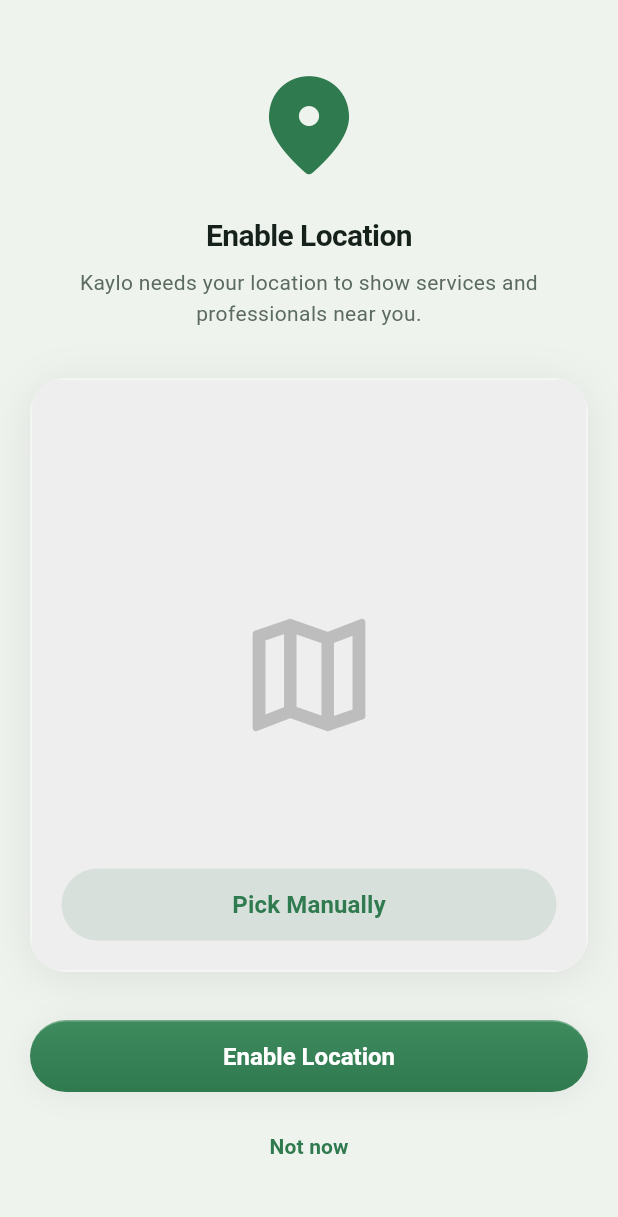
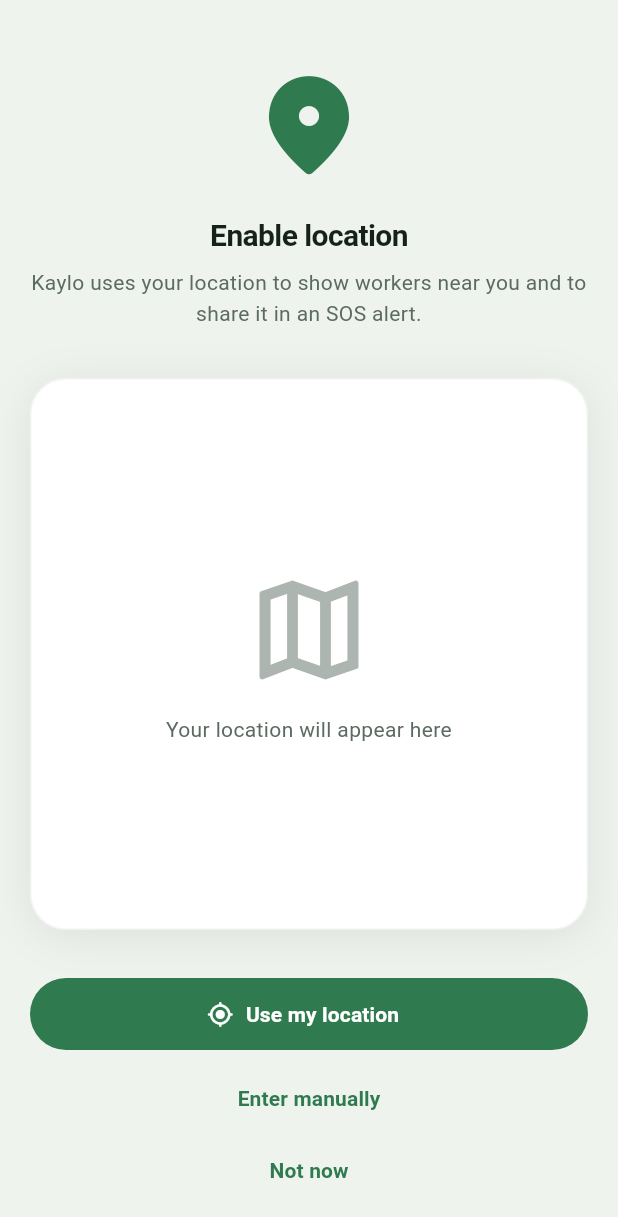
Before and after one commit to KayloLabs/kaylo-app, a Flutter app: the LocationSetupScreen screen opened by its route, on a phone screen of 412 x 824 dp. Shown: the top 1217 px of the screen. Run offline on Flutter 3.47's test engine with Material 3 defaults, Android fonts, the phone set to English and light mode, and no system bars; our stand-ins replace auto_size_text, device_preview, flutter_riverpod, flutter_svg, geolocator, go_router and 5 more; accounts and stored records are empty; generated files the repository leaves out were written again; Roboto replaces fonts that are missing (SF Pro Display).

Commit message:
feat(location): real GPS with reverse geocoding
LocationService reads the device position through geolocator and
resolves it to a readable address through Nominatim, with typed
failures for off, denied, blocked and timed out. Location Setup uses
it (with a typed-town fallback), the dashboard location pill opens the
same picker, and the schedule screen offers a use-my-location chip
next to saved addresses. The active location persists locally and
feeds the header and SOS alerts.

```diff
--- /dev/null
+++ b/lib/core/widgets/use_my_location_button.dart
@@ -0,0 +1,101 @@
+import 'package:flutter/material.dart';
+import 'package:flutter_riverpod/flutter_riverpod.dart';
+
+import '../../l10n/generated/app_localizations.dart';
+import '../services/feedback_service.dart';
+import '../services/location_service.dart';
+import '../theme/app_colors.dart';
+import 'kaylo_snackbar.dart';
+
+/// Human-readable reason a GPS lookup failed, keyed on LocationFailure.code.
+String locationErrorMessage(AppLocalizations l10n, String? code) =>
+    switch (code) {
+      'services-disabled' => l10n.locationServicesOff,
+      'denied' => l10n.locationDenied,
+      'denied-forever' => l10n.locationDeniedForever,
+      'timeout' => l10n.locationTimeout,
+      _ => l10n.locationUnavailable,
+    };
+
+/// "Use my location" chip: asks for permission, reads GPS, reverse
+/// geocodes, and hands the result back. Errors surface as a snackbar so
+/// callers only deal with the success path.
+class UseMyLocationButton extends ConsumerStatefulWidget {
+  final ValueChanged<ResolvedLocation> onResolved;
+
+  /// Chip (default) for inline use next to a field; false renders a
+  /// full-width primary button for setup screens.
+  final bool compact;
+
+  const UseMyLocationButton({
+    super.key,
+    required this.onResolved,
+    this.compact = true,
+  });
+
+  @override
+  ConsumerState<UseMyLocationButton> createState() =>
+      _UseMyLocationButtonState();
+}
+
+class _UseMyLocationButtonState extends ConsumerState<UseMyLocationButton> {
+  bool _busy = false;
+
+  Future<void> _locate() async {
+    final l10n = AppLocalizations.of(context)!;
+    KayloFeedback.tap();
+    setState(() => _busy = true);
+    try {
+      final resolved = await ref.read(locationServiceProvider).locate();
+      if (!mounted) return;
+      KayloFeedback.press();
+      widget.onResolved(resolved);
+    } on LocationFailure catch (failure) {
+      if (mounted) {
+        KayloSnackbar.showError(context, locationErrorMessage(l10n, failure.code));
+      }
+    } catch (_) {
+      if (mounted) KayloSnackbar.showError(context, l10n.locationUnavailable);
+    } finally {
+      if (mounted) setState(() => _busy = false);
+    }
+  }
+
+  @override
+  Widget build(BuildContext context) {
+    final l10n = AppLocalizations.of(context)!;
+    final spinner = SizedBox(
+      width: 18,
+      height: 18,
+      child: CircularProgressIndicator(
+        strokeWidth: 2,
+        color: widget.compact ? AppColors.brandPrimary : Colors.white,
+      ),
+    );
+
+    if (widget.compact) {
+      return ActionChip(
+        avatar: _busy
+            ? spinner
+            : const Icon(Icons.my_location_rounded,
+                size: 18, color: AppColors.brandPrimary),
+        label: Text(_busy ? l10n.locating : l10n.useMyLocation),
+        onPressed: _busy ? null : _locate,
+      );
+    }
+
+    return SizedBox(
+      height: 48,
+      child: FilledButton.icon(
+        style: FilledButton.styleFrom(
+          backgroundColor: AppColors.brandPrimary,
+          foregroundColor: Colors.white,
+          shape: const StadiumBorder(),
+        ),
+        icon: _busy ? spinner : const Icon(Icons.my_location_rounded),
+        label: Text(_busy ? l10n.locating : l10n.useMyLocation),
+        onPressed: _busy ? null : _locate,
+      ),
+    );
+  }
+}
--- a/lib/features/auth/presentation/screens/location_setup_screen.dart
+++ b/lib/features/auth/presentation/screens/location_setup_screen.dart
@@ -1,21 +1,54 @@
 import 'package:flutter/material.dart';
+import 'package:flutter_riverpod/flutter_riverpod.dart';
 import 'package:go_router/go_router.dart';
-import 'package:flutter_riverpod/flutter_riverpod.dart';
 
 import '../../../../core/router/routes.dart';
+import '../../../../core/services/feedback_service.dart';
+import '../../../../core/services/location_service.dart';
 import '../../../../core/theme/app_colors.dart';
 import '../../../../core/theme/app_spacing.dart';
 import '../../../../core/widgets/kaylo_button.dart';
 import '../../../../core/widgets/kaylo_card.dart';
-import '../../../../core/widgets/kaylo_snackbar.dart';
+import '../../../../core/widgets/use_my_location_button.dart';
 import '../../../../l10n/generated/app_localizations.dart';
+import '../../../home/application/user_location_provider.dart';
+import '../../../home/presentation/widgets/location_picker_sheet.dart';
 
-class LocationSetupScreen extends ConsumerWidget {
+/// First-run location capture, right after sign-in. GPS through the
+/// shared location service; a typed town as the fallback.
+class LocationSetupScreen extends ConsumerStatefulWidget {
   const LocationSetupScreen({super.key});
 
   @override
-  Widget build(BuildContext context, WidgetRef ref) {
+  ConsumerState<LocationSetupScreen> createState() =>
+      _LocationSetupScreenState();
+}
+
+class _LocationSetupScreenState extends ConsumerState<LocationSetupScreen> {
+  ResolvedLocation? _resolved;
+
+  Future<void> _confirm() async {
+    final resolved = _resolved;
+    if (resolved != null) {
+      await ref
+          .read(userLocationProvider.notifier)
+          .set(UserLocation.fromResolved(resolved));
+    }
+    if (mounted) context.go(Routes.dashboard);
+  }
+
+  Future<void> _enterManually() async {
+    final saved = await showLocationPickerSheet(context);
+    if (saved && mounted) context.go(Routes.dashboard);
+  }
+
+  @override
+  Widget build(BuildContext context) {
+    final l10n = AppLocalizations.of(context)!;
     final isDark = Theme.of(context).brightness == Brightness.dark;
+    final secondary =
+        isDark ? AppColors.textSecondaryDark : AppColors.textSecondary;
+    final resolved = _resolved;
 
     return Scaffold(
       body: SafeArea(
@@ -25,14 +58,14 @@
             crossAxisAlignment: CrossAxisAlignment.stretch,
             children: [
               const SizedBox(height: AppSpacing.xxl),
-              Icon(
+              const Icon(
                 Icons.location_on_rounded,
                 size: 80,
                 color: AppColors.brandPrimary,
               ),
               const SizedBox(height: AppSpacing.xl),
               Text(
-                'Enable Location',
+                l10n.enableLocation,
                 style: Theme.of(context).textTheme.headlineMedium?.copyWith(
                       fontWeight: FontWeight.bold,
                     ),
@@ -40,64 +73,106 @@
               ),
               const SizedBox(height: AppSpacing.s),
               Text(
-                'Kaylo needs your location to show services and professionals near you.',
-                style: Theme.of(context).textTheme.bodyMedium?.copyWith(
-                  color: isDark ? AppColors.textSecondaryDark : AppColors.textSecondary,
-                  height: 1.5,
-                ),
+                l10n.enableLocationSubtitle,
+                style: Theme.of(context)
+                    .textTheme
+                    .bodyMedium
+                    ?.copyWith(color: secondary, height: 1.5),
                 textAlign: TextAlign.center,
               ),
               const SizedBox(height: AppSpacing.xxxl),
               Expanded(
                 child: KayloCard(
-                  padding: EdgeInsets.zero,
-                  child: ClipRRect(
-                    borderRadius: BorderRadius.circular(20),
-                    child: Container(
-                      color: isDark ? Colors.grey[800] : Colors.grey[200],
-                      child: Stack(
-                        alignment: Alignment.center,
+                  child: AnimatedSwitcher(
+                    duration: const Duration(milliseconds: 300),
+                    child: resolved == null
+                        ? Column(
+                            key: const ValueKey('empty'),
+                            mainAxisAlignment: MainAxisAlignment.center,
                             children: [
-                          Icon(
-                            Icons.map_outlined,
-                            size: 100,
-                            color: isDark ? Colors.grey[700] : Colors.grey[400],
+                              Icon(Icons.map_outlined,
+                                  size: 88, color: secondary.withValues(alpha: 0.5)),
+                              const SizedBox(height: AppSpacing.m),
+                              Text(
+                                l10n.locationWillAppear,
+                                textAlign: TextAlign.center,
+                                style: Theme.of(context)
+                                    .textTheme
+                                    .bodyMedium
+                                    ?.copyWith(color: secondary),
                               ),
-                          // KayloButton fills its parent's width, so the
-                          // Positioned must bound it horizontally: with only
-                          // `bottom` set it gets unconstrained width, fails
-                          // layout, and breaks hit testing for the whole
-                          // screen (every button goes dead).
-                          Positioned(
-                            left: 20,
-                            right: 20,
-                            bottom: 20,
-                            child: KayloButton(
-                              text: 'Pick Manually',
-                              variant: KayloButtonVariant.secondary,
-                              onPressed: () => KayloSnackbar.showInfo(
-                                context,
-                                AppLocalizations.of(context)!.comingSoon,
+                            ],
+                          )
+                        : Column(
+                            key: const ValueKey('resolved'),
+                            mainAxisAlignment: MainAxisAlignment.center,
+                            children: [
+                              Container(
+                                width: 72,
+                                height: 72,
+                                decoration: BoxDecoration(
+                                  color: AppColors.brandPrimary
+                                      .withValues(alpha: 0.12),
+                                  shape: BoxShape.circle,
                                 ),
+                                child: const Icon(Icons.place_rounded,
+                                    size: 40, color: AppColors.brandPrimary),
                               ),
+                              const SizedBox(height: AppSpacing.l),
+                              Text(
+                                resolved.label,
+                                textAlign: TextAlign.center,
+                                style: Theme.of(context)
+                                    .textTheme
+                                    .titleLarge
+                                    ?.copyWith(fontWeight: FontWeight.w700),
+                              ),
+                              if (resolved.addressLine != null) ...[
+                                const SizedBox(height: AppSpacing.xs),
+                                Text(
+                                  resolved.addressLine!,
+                                  textAlign: TextAlign.center,
+                                  style: Theme.of(context)
+                                      .textTheme
+                                      .bodyMedium
+                                      ?.copyWith(color: secondary),
+                                ),
+                              ],
+                              const SizedBox(height: AppSpacing.l),
+                              TextButton.icon(
+                                onPressed: () {
+                                  KayloFeedback.tap();
+                                  setState(() => _resolved = null);
+                                },
+                                icon: const Icon(Icons.refresh_rounded, size: 18),
+                                label: Text(l10n.locateAgain),
                               ),
                             ],
                           ),
                   ),
                 ),
               ),
+              const SizedBox(height: AppSpacing.xxxl),
+              if (resolved == null)
+                UseMyLocationButton(
+                  compact: false,
+                  onResolved: (r) => setState(() => _resolved = r),
+                )
+              else
+                KayloButton(
+                  text: l10n.continueLabel,
+                  icon: Icons.arrow_forward_rounded,
+                  onPressed: _confirm,
                 ),
-              const SizedBox(height: AppSpacing.xxxl),
-              KayloButton(
-                text: 'Enable Location',
-                onPressed: () => context.go(Routes.dashboard),
+              const SizedBox(height: AppSpacing.s),
+              TextButton(
+                onPressed: _enterManually,
+                child: Text(l10n.enterManually),
               ),
-              const SizedBox(height: AppSpacing.m),
               TextButton(
                 onPressed: () => context.go(Routes.dashboard),
-                child: const Text('Not now'),
+                child: Text(l10n.notNow),
               ),
-              const SizedBox(height: AppSpacing.l),
             ],
           ),
         ),
--- a/lib/features/care/presentation/screens/emergency_sos_screen.dart
+++ b/lib/features/care/presentation/screens/emergency_sos_screen.dart
@@ -87,7 +87,7 @@
 
     KayloFeedback.alert();
     setState(() => _sending = true);
-    final location = ref.read(userLocationProvider);
+    final location = ref.read(userLocationProvider).label;
     try {
       final alert =
           await ref.read(careControllerProvider).triggerSos(location: location);
--- a/lib/features/home/application/dashboard_controller.dart
+++ b/lib/features/home/application/dashboard_controller.dart
@@ -26,7 +26,7 @@
 
   return DashboardState(
     userName: user?.firstName ?? '',
-    location: ref.watch(userLocationProvider),
+    location: ref.watch(userLocationProvider).label,
     popularServices: services,
   );
 });
--- a/lib/features/home/application/user_location_provider.dart
+++ b/lib/features/home/application/user_location_provider.dart
@@ -1,8 +1,82 @@
+import 'dart:convert';
+
 import 'package:flutter_riverpod/flutter_riverpod.dart';
 
-/// The customer's active location label, shown in the dashboard header
-/// and attached to SOS alerts.
+import '../../../core/services/location_service.dart';
+import '../../../core/services/storage_service.dart';
+
+/// The customer's active location: what the dashboard header shows and
+/// what SOS alerts share. Captured by Location Setup or the header pill,
+/// persisted locally.
 ///
-/// TODO(M2): read it from the persons/locations tables once Location
-/// Setup writes `activeLocation`; until then every account is in Kannur.
-final userLocationProvider = Provider<String>((ref) => 'Kannur, Kerala');
+/// TODO(M2): mirror it to the persons/locations tables so it follows the
+/// account across devices.
+class UserLocation {
+  final String label;
+  final String? addressLine;
+  final double? latitude;
+  final double? longitude;
+
+  const UserLocation({
+    required this.label,
+    this.addressLine,
+    this.latitude,
+    this.longitude,
+  });
+
+  /// Until the customer shares a location, every account is in Kannur,
+  /// where the seeded workers are.
+  static const fallback = UserLocation(label: 'Kannur, Kerala');
+
+  bool get isFallback => identical(this, fallback);
+
+  factory UserLocation.fromResolved(ResolvedLocation resolved) => UserLocation(
+        label: resolved.label,
+        addressLine: resolved.addressLine,
+        latitude: resolved.latitude,
+        longitude: resolved.longitude,
+      );
+
+  factory UserLocation.fromJson(Map<String, dynamic> json) => UserLocation(
+        label: json['label'] as String,
+        addressLine: json['addressLine'] as String?,
+        latitude: (json['latitude'] as num?)?.toDouble(),
+        longitude: (json['longitude'] as num?)?.toDouble(),
+      );
+
+  Map<String, dynamic> toJson() => {
+        'label': label,
+        'addressLine': addressLine,
+        'latitude': latitude,
+        'longitude': longitude,
+      };
+}
+
+final userLocationProvider =
+    NotifierProvider<UserLocationNotifier, UserLocation>(
+  UserLocationNotifier.new,
+);
+
+class UserLocationNotifier extends Notifier<UserLocation> {
+  @override
+  UserLocation build() {
+    // Widget tests build screens without SharedPreferences; the fallback
+    // keeps them (and a fresh install) working.
+    try {
+      final raw = ref.read(sharedPreferencesProvider).getString('active_location');
+      if (raw != null) {
+        return UserLocation.fromJson(jsonDecode(raw) as Map<String, dynamic>);
+      }
+    } catch (_) {}
+    return UserLocation.fallback;
+  }
+
+  Future<void> set(UserLocation location) async {
+    state = location;
+    await ref.read(storageServiceProvider).saveActiveLocation(
+          jsonEncode(location.toJson()),
+        );
+  }
+
+  Future<void> setLabel(String label) => set(UserLocation(label: label));
+}
```
Also changed, not shown: lib/core/services/location_service.dart (added, +147 -0 lines), lib/core/services/storage_service.dart (+36 -0 lines), lib/features/home/presentation/widgets/greeting_header.dart (+44 -4 lines), lib/features/home/presentation/widgets/location_picker_sheet.dart (added, +132 -0 lines). Lines whose indentation alone changed are shown as unchanged.
